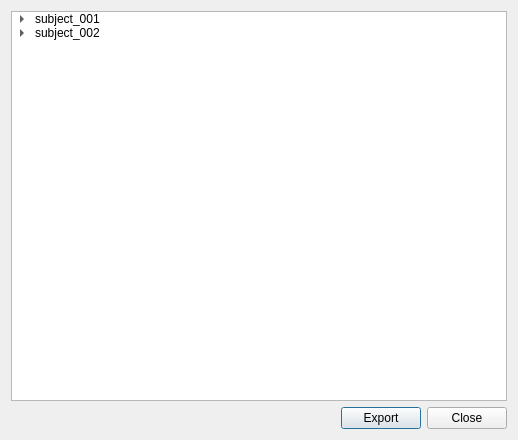
Above: meggie/mainwindow/dialogs/actionDialogUi.ui from cibr-jyu/meggie before the change. Below: the same form after it.
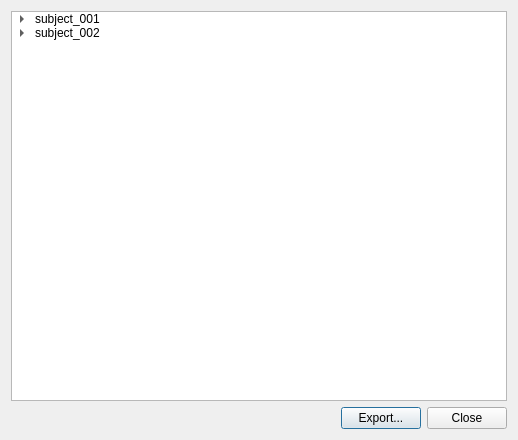
That is the form after the change.

Commit message: Action dialog: Update Export button text

The edit to the form file:
```diff
--- a/meggie/mainwindow/dialogs/actionDialogUi.ui
+++ b/meggie/mainwindow/dialogs/actionDialogUi.ui
@@ -32,7 +32,7 @@
      <item>
       <widget class="QPushButton" name="pushButtonExport">
        <property name="text">
-        <string>Export</string>
+        <string>Export...</string>
        </property>
       </widget>
      </item>
```
The commit also changes 1 other file.
